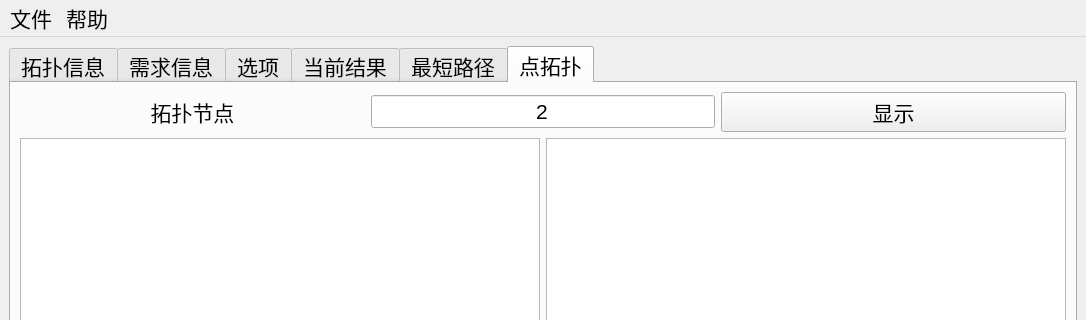
Above: GUI/qkdsim.ui from shenzuzhenwang/QKDSim before the change; both pictures show x 0 to 1086 and y 0 to 320 of the 1086 by 596 pixel window. Below: the same form after it.
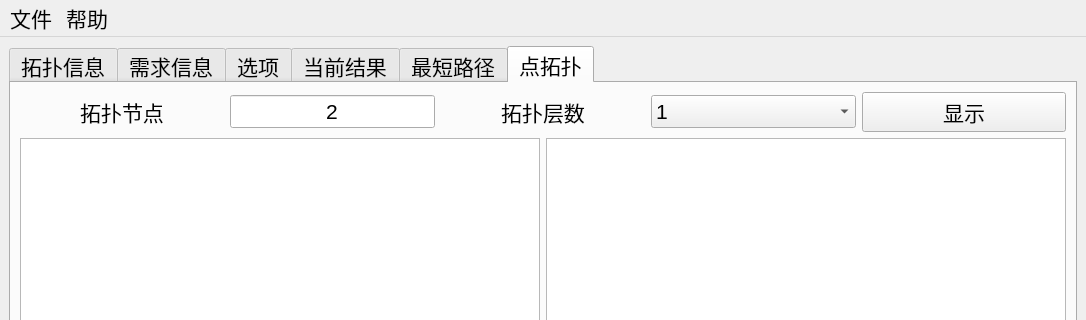
That is the form after the change. The open tabs and pages were chosen to show the change.

Commit message: add show 2 layer node

```diff
--- a/GUI/qkdsim.ui
+++ b/GUI/qkdsim.ui
@@ -384,6 +384,48 @@
             </property>
            </widget>
           </item>
+          <item>
+           <widget class="QLabel" name="label_3">
+            <property name="sizePolicy">
+             <sizepolicy hsizetype="Expanding" vsizetype="Fixed">
+              <horstretch>0</horstretch>
+              <verstretch>0</verstretch>
+             </sizepolicy>
+            </property>
+            <property name="text">
+             <string>拓扑层数</string>
+            </property>
+            <property name="alignment">
+             <set>Qt::AlignCenter</set>
+            </property>
+           </widget>
+          </item>
+          <item>
+           <widget class="QComboBox" name="box_layer">
+            <property name="sizePolicy">
+             <sizepolicy hsizetype="Expanding" vsizetype="Fixed">
+              <horstretch>0</horstretch>
+              <verstretch>0</verstretch>
+             </sizepolicy>
+            </property>
+            <property name="layoutDirection">
+             <enum>Qt::LeftToRight</enum>
+            </property>
+            <property name="sizeAdjustPolicy">
+             <enum>QComboBox::AdjustToContentsOnFirstShow</enum>
+            </property>
+            <item>
+             <property name="text">
+              <string>1</string>
+             </property>
+            </item>
+            <item>
+             <property name="text">
+              <string>2</string>
+             </property>
+            </item>
+           </widget>
+          </item>
           <item>
            <widget class="QPushButton" name="bt_show_node">
             <property name="sizePolicy">
```
Left out of the diff: 2 changed lines with no effect on the pictures. The commit also changes 3 other files.
